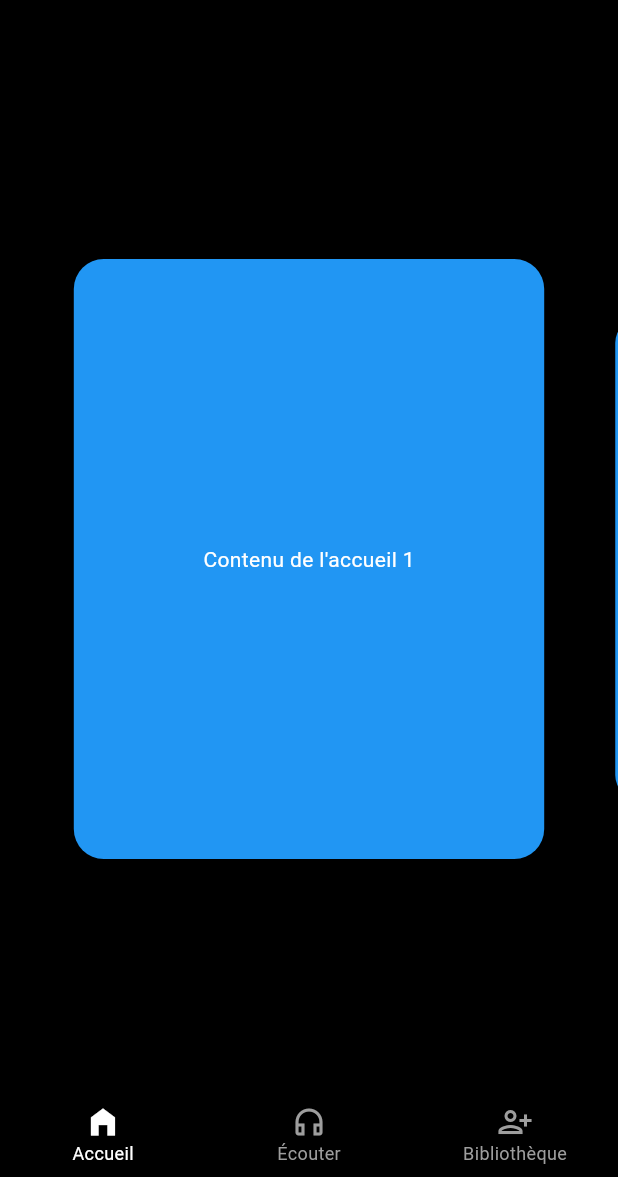
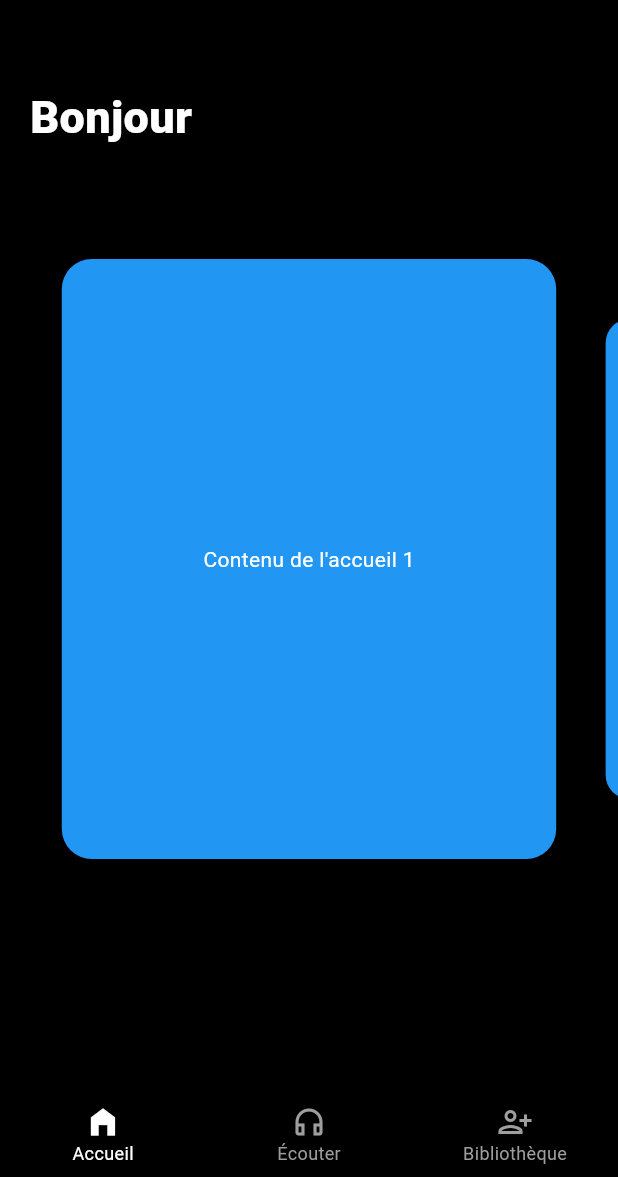
Before and after one commit to JulesNyom/Saga, a Flutter app: the screen it shows after launch, on a phone screen of 412 x 824 dp, the part 59-1236 px from its top. Run offline on Flutter 3.47's test engine with Material 3 defaults, Android fonts, the phone set to English and light mode, and no system bars.

Commit message:
Added the "Bonjour"

```diff
--- a/saga/lib/screens/tab_screens/home.dart
+++ b/saga/lib/screens/tab_screens/home.dart
@@ -13,7 +13,7 @@ class _HomeState extends State<Home> {
   );
 
   int _currentPage = 0;
-  double _scaleFactor = 0.8;
+  final double _scaleFactor = 0.8;
 
   @override
   void initState() {
@@ -34,19 +34,43 @@ class _HomeState extends State<Home> {
     });
   }
 
+  // Helper method to get the actual index for infinite scroll
+  int _getActualIndex(int index) {
+    return index % 6; // 6 is your total item count
+  }
+
   @override
   Widget build(BuildContext context) {
     return Scaffold(
       backgroundColor: Colors.black,
-      body: Center(
+      body: Stack(
+        children: [
+          const Positioned(
+            top: 40,
+            left: 20,
+            child: Text(
+              'Bonjour',
+              style: TextStyle(
+                color: Colors.white,
+                fontSize: 30,
+                fontWeight: FontWeight.w900,
+              ),
+            ),
+          ),
+          // PageView
+          Center(
             child: SizedBox(
               height: 400,
               child: PageView.builder(
                 controller: _pageController,
-            itemCount: 6,
                 itemBuilder: (context, index) {
+                  // Get the actual index for the content
+                  final actualIndex = _getActualIndex(index);
+
                   // Calculate scale factor based on position
-              double scale = index == _currentPage ? 1.0 : _scaleFactor;
+                  double scale = _getActualIndex(_currentPage) == actualIndex
+                      ? 1.0
+                      : _scaleFactor;
 
                   return TweenAnimationBuilder(
                     tween: Tween<double>(begin: scale, end: scale),
@@ -55,8 +79,6 @@ class _HomeState extends State<Home> {
                     builder: (context, double value, child) {
                       return Transform.scale(
                         scale: value,
-                    child: Padding(
-                      padding: const EdgeInsets.symmetric(horizontal: 8.0),
                         child: Container(
                           width: 350,
                           decoration: BoxDecoration(
@@ -65,9 +87,8 @@ class _HomeState extends State<Home> {
                           ),
                           child: Center(
                             child: Text(
-                            'Contenu de l\'accueil ${index + 1}',
+                              'Contenu de l\'accueil ${actualIndex + 1}',
                               style: const TextStyle(color: Colors.white),
-                          ),
                             ),
                           ),
                         ),
@@ -78,6 +99,8 @@ class _HomeState extends State<Home> {
               ),
             ),
           ),
+        ],
+      ),
     );
   }
 }
```
Lines whose indentation alone changed are shown as unchanged.
